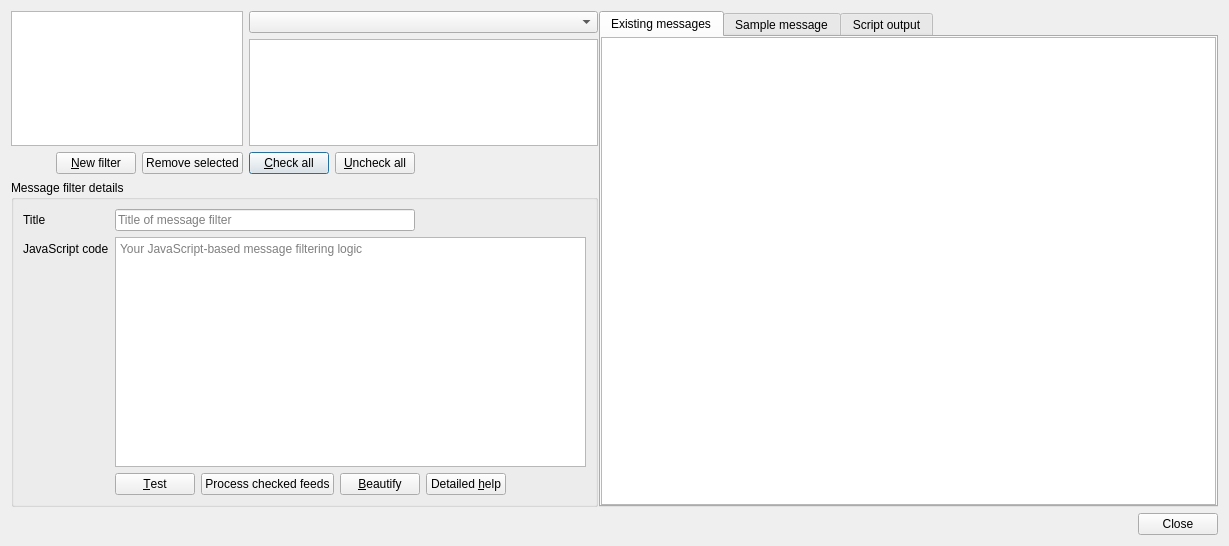
Old version of the form src/librssguard/gui/dialogs/formmessagefiltersmanager.ui in the repository norbusan/rssguard-debian.
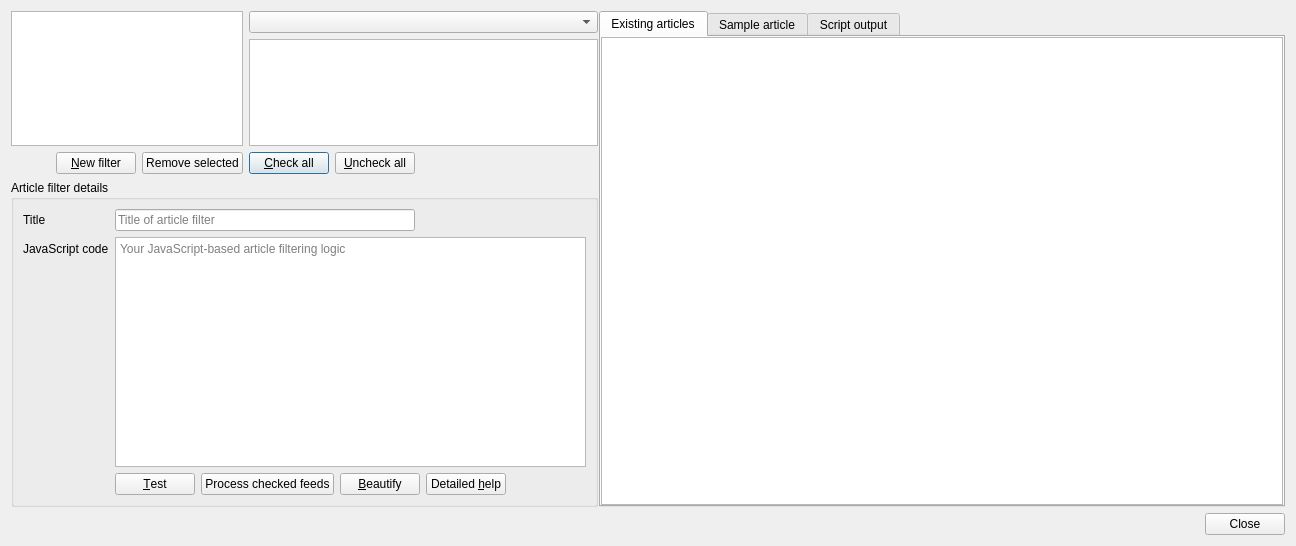
New version of the form. The open tabs and pages were chosen to show the change.

Patch:
```diff
--- a/src/librssguard/gui/dialogs/formmessagefiltersmanager.ui
+++ b/src/librssguard/gui/dialogs/formmessagefiltersmanager.ui
@@ -6,7 +6,7 @@
    <rect>
     <x>0</x>
     <y>0</y>
-    <width>1229</width>
+    <width>1296</width>
     <height>546</height>
    </rect>
   </property>
@@ -112,7 +112,7 @@
        <item row="1" column="0" colspan="2">
         <widget class="QGroupBox" name="m_gbDetails">
          <property name="title">
-          <string>Message filter details</string>
+          <string>Article filter details</string>
          </property>
          <layout class="QFormLayout" name="formLayout">
           <item row="0" column="0">
@@ -140,7 +140,7 @@
              </size>
             </property>
             <property name="placeholderText">
-             <string>Title of message filter</string>
+             <string>Title of article filter</string>
             </property>
            </widget>
           </item>
@@ -163,7 +163,7 @@
              </sizepolicy>
             </property>
             <property name="placeholderText">
-             <string>Your JavaScript-based message filtering logic</string>
+             <string>Your JavaScript-based article filtering logic</string>
             </property>
            </widget>
           </item>
@@ -229,7 +229,7 @@
       </property>
       <widget class="QWidget" name="m_tabExistingMessages">
        <attribute name="title">
-        <string>Existing messages</string>
+        <string>Existing articles</string>
        </attribute>
        <layout class="QHBoxLayout" name="horizontalLayout_7">
         <property name="leftMargin">
@@ -261,7 +261,7 @@
       </widget>
       <widget class="QWidget" name="m_tabSampleMessage">
        <attribute name="title">
-        <string>Sample message</string>
+        <string>Sample article</string>
        </attribute>
        <layout class="QFormLayout" name="formLayout_2">
         <property name="leftMargin">
```
Left out of the diff: 4 changed lines with no effect on the pictures.
